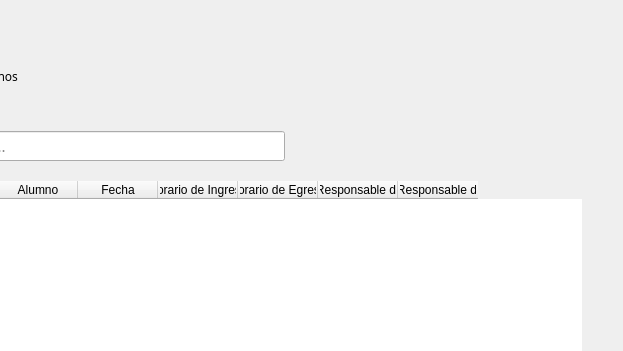
Above: blustock/ui/screens_uis/turnos.ui from MaxAPBusiness/Blustock before the change; both pictures show x 123 to 746 and y 0 to 351 of the 746 by 551 pixel window. Below: the same form after it.
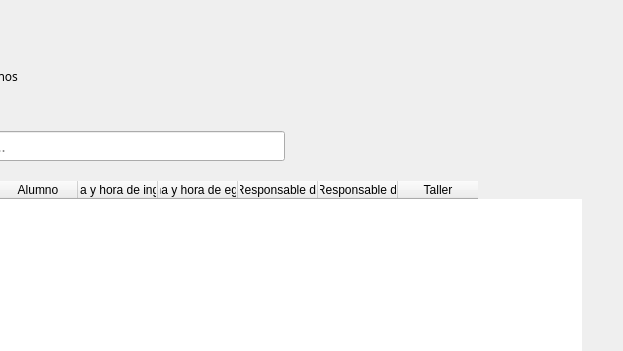
That is the form after the change. Icons and pictures are not drawn.

Patch:
```diff
--- a/blustock/ui/screens_uis/turnos.ui
+++ b/blustock/ui/screens_uis/turnos.ui
@@ -170,17 +170,12 @@
        </column>
        <column>
         <property name="text">
-         <string>Fecha</string>
+         <string>Fecha y hora de ingreso</string>
         </property>
        </column>
        <column>
         <property name="text">
-         <string>Horario de Ingreso</string>
-        </property>
-       </column>
-       <column>
-        <property name="text">
-         <string>Horario de Egreso</string>
+         <string>Fecha y hora de egreso</string>
         </property>
        </column>
        <column>
@@ -193,6 +188,11 @@
          <string>Profesor Responsable del Egreso</string>
         </property>
        </column>
+       <column>
+        <property name="text">
+         <string>Taller</string>
+        </property>
+       </column>
       </widget>
      </item>
     </layout>
```
Left out of the diff: 8 changed lines with no effect on the pictures.
